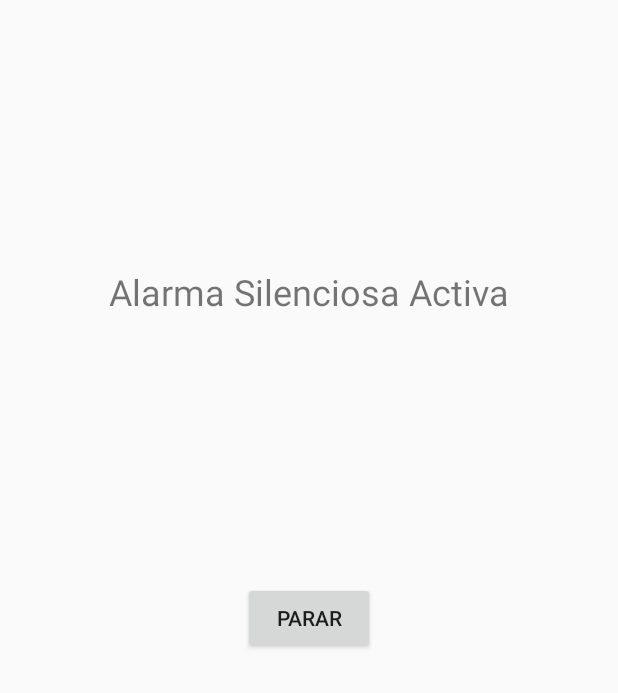
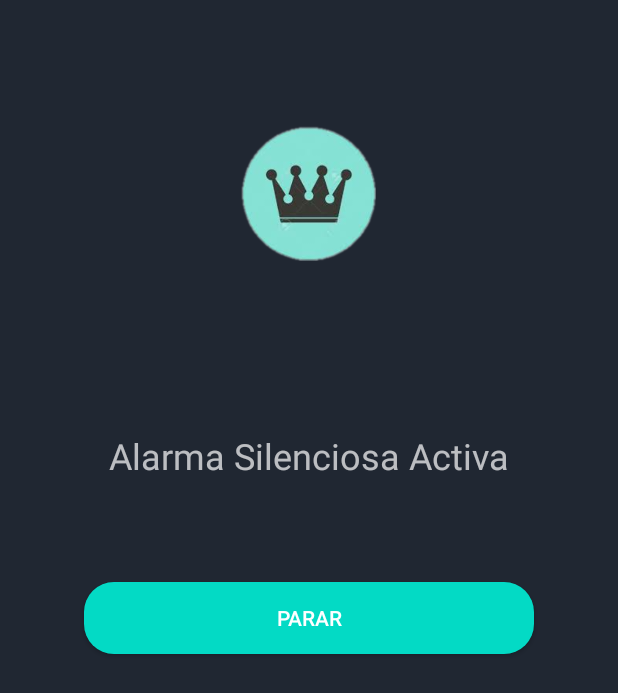
Before and after one commit to MarianoRiquelme26/grupo_610, an Android app: the layout activity_alarma_silenciosa.xml on its own in the app's theme, with its tools: preview values and no code run, on a phone screen of 412 x 824 dp. Shown: the top 693 px of the screen. Run offline under Robolectric (Android 15) with nearby library versions, the phone set to English and light mode, and no system bars.

Commit message:
se agrega diseño de pantallas

```diff
--- a/CODIGO/app/src/main/AndroidManifest.xml
+++ b/CODIGO/app/src/main/AndroidManifest.xml
@@ -12,7 +12,7 @@
         android:networkSecurityConfig="@xml/network_security_config"
         android:roundIcon="@mipmap/ic_launcher_round"
         android:supportsRtl="true"
-        android:theme="@style/AppTheme"
+        android:theme="@style/Theme.AppCompat.NoActionBar"
         android:usesCleartextTraffic="true">
         <activity android:name=".Historial"></activity>
         <activity android:name=".Login" />
--- a/CODIGO/app/src/main/java/com/ten/six/soa/keepcalmmobile/ConexionInternet.java
+++ b/CODIGO/app/src/main/java/com/ten/six/soa/keepcalmmobile/ConexionInternet.java
@@ -23,7 +23,7 @@ public class ConexionInternet extends AppCompatActivity {
         ConnectivityManager connMgr = (ConnectivityManager)getSystemService(Context.CONNECTIVITY_SERVICE);
         NetworkInfo networkInfo = connMgr.getActiveNetworkInfo();
         if (networkInfo != null && networkInfo.isConnected())
-            mensaje.setText("Bienvenido a keepcalmmobile");
+            mensaje.setText("Bienvenido a KeepCalmMobile");
 
         new Handler().postDelayed(new Runnable() {
             @Override
--- /dev/null
+++ b/CODIGO/app/src/main/res/drawable/boton_mio1.xml
@@ -0,0 +1,6 @@
+<?xml version="1.0" encoding="utf-8"?>
+<shape xmlns:android="http://schemas.android.com/apk/res/android">
+    <corners android:radius= "20dp"/>
+    <solid android:color="@color/colorAccent"/>
+
+</shape>
--- /dev/null
+++ b/CODIGO/app/src/main/res/drawable/boton_mio3.xml
@@ -0,0 +1,6 @@
+<?xml version="1.0" encoding="utf-8"?>
+<shape xmlns:android="http://schemas.android.com/apk/res/android">
+    <corners android:radius= "25dp"/>
+    <solid android:color="#05A898"/>
+
+</shape>
--- a/CODIGO/app/src/main/res/layout/activity_alarma_silenciosa.xml
+++ b/CODIGO/app/src/main/res/layout/activity_alarma_silenciosa.xml
@@ -4,12 +4,14 @@
     xmlns:tools="http://schemas.android.com/tools"
     android:layout_width="match_parent"
     android:layout_height="match_parent"
-    tools:context=".AlarmaSilenciosa">
+    tools:context=".AlarmaSilenciosa"
+    android:background="#202732">
 
     <Button
         android:id="@+id/button5"
-        android:layout_width="wrap_content"
+        android:layout_width="300dp"
         android:layout_height="wrap_content"
+        android:background="@drawable/boton_mio1"
         android:onClick="pararAlarma"
         android:text="@string/BtnPararAlarmaSilenciosa"
         app:layout_constraintBottom_toBottomOf="parent"
@@ -26,7 +28,18 @@
         android:textSize="24sp"
         app:layout_constraintBottom_toTopOf="@+id/button5"
         app:layout_constraintEnd_toEndOf="parent"
-        app:layout_constraintHorizontal_bias="0.5"
         app:layout_constraintStart_toStartOf="parent"
-        app:layout_constraintTop_toTopOf="parent" />
+        app:layout_constraintTop_toTopOf="parent"
+        app:layout_constraintVertical_bias="0.809" />
+
+    <ImageView
+        android:id="@+id/imageView5"
+        android:layout_width="90dp"
+        android:layout_height="90dp"
+        android:layout_marginTop="84dp"
+        app:layout_constraintEnd_toEndOf="parent"
+        app:layout_constraintHorizontal_bias="0.498"
+        app:layout_constraintStart_toStartOf="parent"
+        app:layout_constraintTop_toTopOf="parent"
+        app:srcCompat="@drawable/coronatrasparente" />
 </androidx.constraintlayout.widget.ConstraintLayout>
```
Also changed, not shown: CODIGO/app/src/main/res/drawable/boton_mio2.xml (added, +8 -0 lines), CODIGO/app/src/main/res/layout/activity_alarama.xml (+40 -22 lines), CODIGO/app/src/main/res/layout/activity_conexion_internet.xml (+17 -3 lines), CODIGO/app/src/main/res/layout/activity_funcionalidades.xml (+8 -4 lines), CODIGO/app/src/main/res/layout/activity_historial.xml (+15 -2 lines), CODIGO/app/src/main/res/layout/activity_login.xml (+5 -2 lines), CODIGO/app/src/main/res/layout/activity_main.xml (+23 -9 lines), CODIGO/app/src/main/res/layout/activity_registro.xml (+9 -2 lines), CODIGO/app/src/main/res/drawable/coronatrasparente.png (added).
